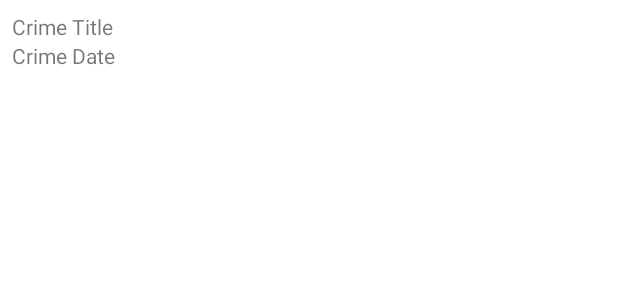
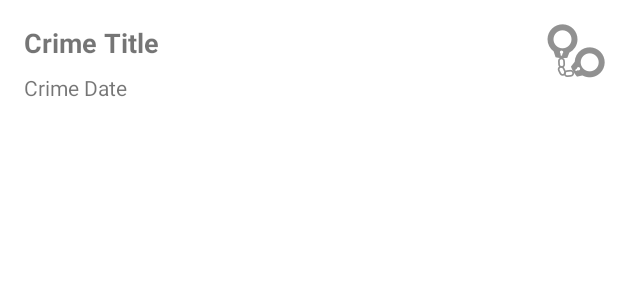
Before and after one commit to JINKOO/CriminalIntent, an Android app: the layout list_item_crime.xml on its own in the app's theme, with its tools: preview values and no code run, on a phone screen of 412 x 824 dp. Shown: the top 300 px of the screen. Run offline under Robolectric (Android 15) with nearby library versions, the phone set to English and light mode, and no system bars.

Commit message:
10장 ConstrainLayout으로 변경

```diff
--- a/app/build.gradle
+++ b/app/build.gradle
@@ -9,7 +9,7 @@ android {
 
     defaultConfig {
         applicationId "com.kjk.criminalintent"
-        minSdkVersion 21
+        minSdkVersion 26
         targetSdkVersion 31
         versionCode 1
         versionName "1.0"
--- a/app/src/main/AndroidManifest.xml
+++ b/app/src/main/AndroidManifest.xml
@@ -9,7 +9,8 @@
         android:roundIcon="@mipmap/ic_launcher_round"
         android:supportsRtl="true"
         android:theme="@style/Theme.CriminalIntent">
-        <activity android:name=".view.MainActivity">
+        <activity android:name=".view.MainActivity"
+            android:exported="true">
             <intent-filter>
                 <action android:name="android.intent.action.MAIN" />
 
--- a/app/src/main/java/com/kjk/criminalintent/view/CrimeAdapter.kt
+++ b/app/src/main/java/com/kjk/criminalintent/view/CrimeAdapter.kt
@@ -41,7 +41,7 @@ class CrimeAdapter(
 
     override fun getItemViewType(position: Int): Int {
         Log.d(TAG, "getItemViewType: ")
-        return if (dataSender.getCimeList()[position].requiresPolice) {
+        return if (dataSender.getCrimeList()[position].requiresPolice) {
             REQUIRE_POLICE
         } else {
             REQUIRE_NO_POLICE
@@ -50,7 +50,7 @@ class CrimeAdapter(
 
     override fun getItemCount(): Int {
         Log.d(TAG, "getItemCount: ")
-        return dataSender.getCimeList().size
+        return dataSender.getCrimeList().size
     }
 
     companion object {
--- a/app/src/main/java/com/kjk/criminalintent/view/CrimeListFragment.kt
+++ b/app/src/main/java/com/kjk/criminalintent/view/CrimeListFragment.kt
@@ -27,7 +27,7 @@ class CrimeListFragment : Fragment() {
 
     override fun onCreate(savedInstanceState: Bundle?) {
         super.onCreate(savedInstanceState)
-        Log.d(TAG, "onCreate: ${crimeListViewModel.getCimeList().size}")
+        Log.d(TAG, "onCreate: ${crimeListViewModel.getCrimeList().size}")
     }
 
     override fun onCreateView(
--- a/app/src/main/java/com/kjk/criminalintent/view/CrimePoliceViewHolder.kt
+++ b/app/src/main/java/com/kjk/criminalintent/view/CrimePoliceViewHolder.kt
@@ -17,7 +17,7 @@ class CrimePoliceViewHolder(
     }
 
     fun bind(position: Int) {
-        val crime = dataSender.getCimeList()[position]
+        val crime = dataSender.getCrimeList()[position]
         setCrimeText(crime.title)
         setCrimeDate(crime.date)
     }
@@ -27,7 +27,7 @@ class CrimePoliceViewHolder(
     }
 
     private fun setCrimeDate(date: Date) {
-        binding.crimeDate.apply { text = date.toString() }
+        binding.crimeDate.apply { text = dataSender.getLocalDateFormatString(date) }
     }
 
     private fun setListener() {
@@ -35,7 +35,7 @@ class CrimePoliceViewHolder(
     }
 
     private fun showToast() {
-        Toast.makeText(binding.root.context, "call police cause of ${dataSender.getCimeList()[adapterPosition].title}", Toast.LENGTH_SHORT).show()
+        Toast.makeText(binding.root.context, "call police cause of ${dataSender.getCrimeList()[adapterPosition].title}", Toast.LENGTH_SHORT).show()
     }
 
     override fun onClick(view: View?) {
--- a/app/src/main/res/layout/list_item_crime.xml
+++ b/app/src/main/res/layout/list_item_crime.xml
@@ -1,20 +1,45 @@
 <?xml version="1.0" encoding="utf-8"?>
-<LinearLayout
-    xmlns:android="http://schemas.android.com/apk/res/android"
+<androidx.constraintlayout.widget.ConstraintLayout xmlns:android="http://schemas.android.com/apk/res/android"
+    xmlns:app="http://schemas.android.com/apk/res-auto"
+    xmlns:tools="http://schemas.android.com/tools"
     android:layout_width="match_parent"
-    android:layout_height="wrap_content"
-    android:orientation="vertical"
-    android:padding="8dp">
+    android:layout_height="wrap_content">
 
     <TextView
         android:id="@+id/crime_title"
-        android:layout_width="wrap_content"
+        android:layout_width="0dp"
         android:layout_height="wrap_content"
-        android:text="Crime Title"/>
+        android:layout_marginTop="16dp"
+        android:layout_marginStart="16dp"
+        android:layout_marginEnd="8dp"
+        android:textStyle="bold"
+        android:textSize="18dp"
+        app:layout_constraintEnd_toStartOf="@+id/crime_solved_image_view"
+        app:layout_constraintStart_toStartOf="parent"
+        app:layout_constraintTop_toTopOf="parent"
+        tools:text="Crime Title" />
 
     <TextView
         android:id="@+id/crime_date"
+        android:layout_width="0dp"
+        android:layout_height="wrap_content"
+        android:layout_marginStart="16dp"
+        android:layout_marginEnd="8dp"
+        android:layout_marginTop="8dp"
+        app:layout_constraintEnd_toStartOf="@+id/crime_solved_image_view"
+        app:layout_constraintStart_toStartOf="parent"
+        app:layout_constraintTop_toBottomOf="@+id/crime_title"
+        tools:text="Crime Date" />
+
+    <ImageView
+        android:id="@+id/crime_solved_image_view"
         android:layout_width="wrap_content"
         android:layout_height="wrap_content"
-        android:text="Crime Date"/>
-</LinearLayout>
+        android:layout_marginEnd="8dp"
+        android:layout_marginTop="8dp"
+        android:layout_marginBottom="8dp"
+        app:layout_constraintBottom_toBottomOf="parent"
+        app:layout_constraintEnd_toEndOf="parent"
+        app:layout_constraintTop_toTopOf="parent"
+        app:srcCompat="@drawable/ic_solved" />
+</androidx.constraintlayout.widget.ConstraintLayout>
--- a/build.gradle
+++ b/build.gradle
@@ -1,6 +1,6 @@
 // Top-level build file where you can add configuration options common to all sub-projects/modules.
 buildscript {
-    ext.kotlin_version = "1.5.30"
+    ext.kotlin_version = "1.6.10"
     repositories {
         google()
         jcenter()
```
Also changed, not shown: app/src/main/java/com/kjk/criminalintent/data/CrimeDataSender.kt (+6 -1 lines), app/src/main/java/com/kjk/criminalintent/data/CrimeListViewModel.kt (+18 -1 lines), app/src/main/java/com/kjk/criminalintent/view/CrimeViewHolder.kt (+16 -3 lines), app/src/main/res/layout/list_item_crime_police.xml (+18 -9 lines), app/src/main/res/drawable-hdpi/ic_solved.png (added), app/src/main/res/drawable-mdpi/ic_solved.png (added), app/src/main/res/drawable-xhdpi/ic_solved.png (added), app/src/main/res/drawable-xxhdpi/ic_solved.png (added), app/src/main/res/drawable-xxxhdpi/ic_solved.png (added).
